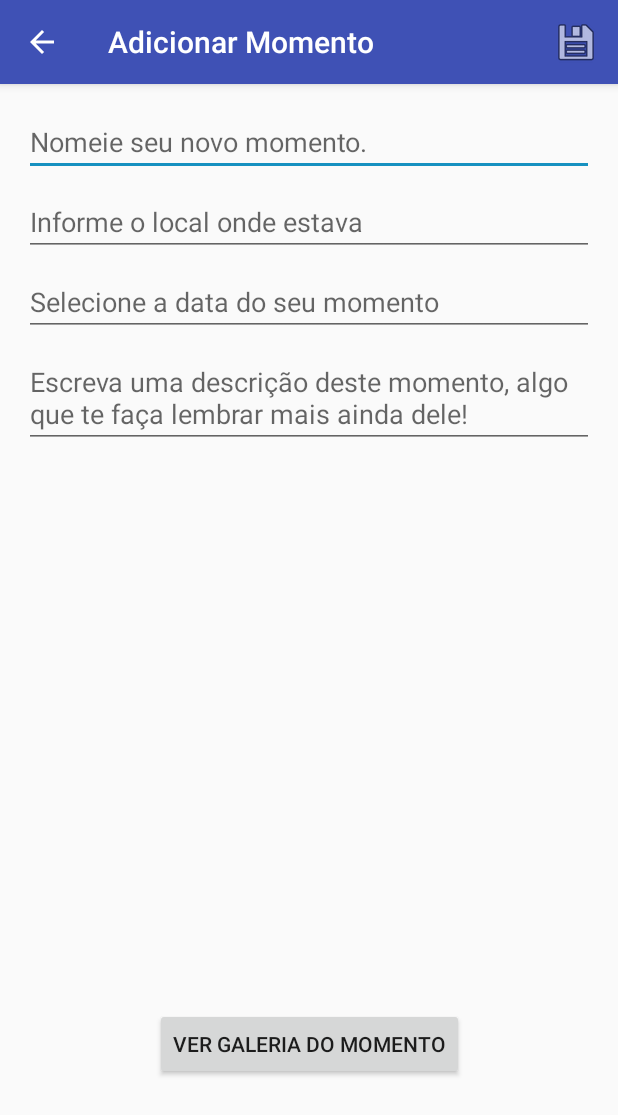
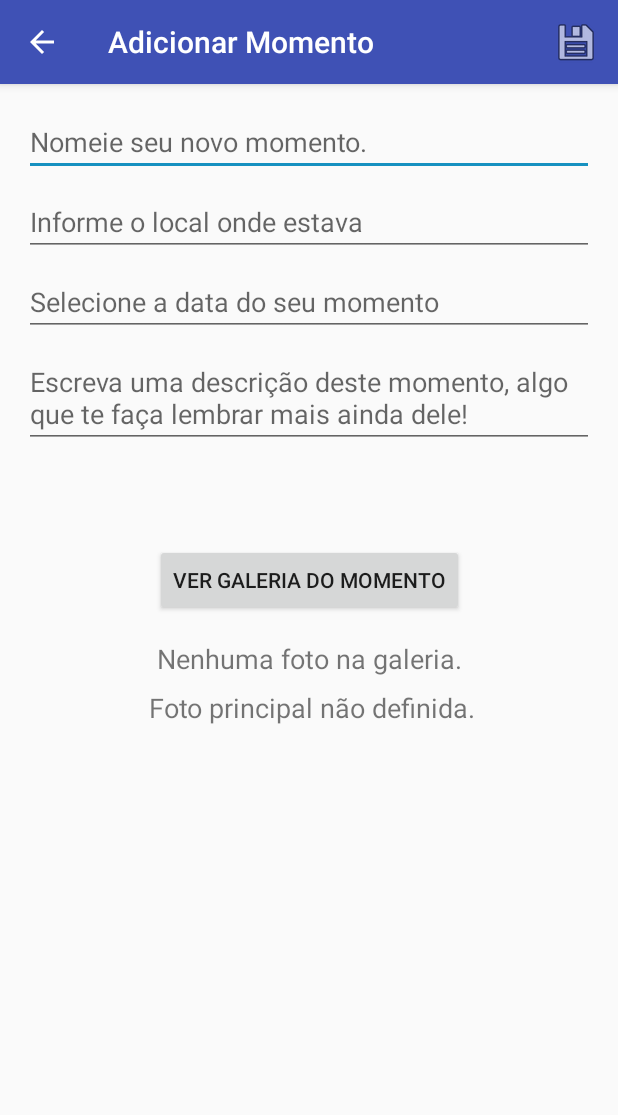
Before and after one commit to ecsanchesjr/moments-manager, an Android app: the OneMomentActivity screen opened directly, with no data from a screen before it, on a phone screen of 412 x 824 dp. Shown: the top 1115 px of the screen. Run offline under Robolectric (Android 15) with nearby library versions, the phone set to English and light mode, and no system bars; our stand-ins replace Room's generated code.

Commit message:
Strings to improve UX add

```diff
--- a/AppMoments/app/src/main/java/com/example/ecsanchesjr/appmoments/Activities/OneMomentActivity.java
+++ b/AppMoments/app/src/main/java/com/example/ecsanchesjr/appmoments/Activities/OneMomentActivity.java
@@ -13,6 +13,7 @@ import android.view.MenuInflater;
 import android.view.MenuItem;
 import android.widget.Button;
 import android.widget.EditText;
+import android.widget.TextView;
 import android.widget.Toast;
 
 import com.example.ecsanchesjr.appmoments.Class.Moment;
@@ -42,6 +43,8 @@ public class OneMomentActivity extends AppCompatActivity {
     private EditText momentLocalText;
     private EditText momentDescriptionText;
     private Button momentGalleryButton;
+    private TextView momentGalleryQuantity;
+    private TextView momentMainImg;
 
     @Override
     protected void onCreate(Bundle savedInstanceState) {
@@ -57,6 +60,8 @@ public class OneMomentActivity extends AppCompatActivity {
         momentLocalText = findViewById(R.id.momentLocalText);
         momentDescriptionText = findViewById(R.id.momentDescriptionText);
         momentGalleryButton = findViewById(R.id.galleryOpenButton);
+        momentGalleryQuantity = findViewById(R.id.momentGalleryQuantity);
+        momentMainImg = findViewById(R.id.momentMainImg);
 
         momentGalleryButton.setOnClickListener(v -> showGalleryActivity());
         setDatePickerListeners();
@@ -79,6 +84,10 @@ public class OneMomentActivity extends AppCompatActivity {
             setTitle(getString(R.string.add_moment_title));
             request = RequestCodes.ADD_MOMENT;
             momentGallery = new ArrayList<>();
+            momentMainImg.setText(
+                    getResources().getString(R.string.one_moment_main_img_not_defined));
+            momentGalleryQuantity.setText(
+                    getResources().getString(R.string.one_moment_gallery_quantity_empty));
         }
     }
 
@@ -122,6 +131,21 @@ public class OneMomentActivity extends AppCompatActivity {
         momentLocalText.setText(moment.getLocal());
         actualImgUri = moment.getMainImgUri();
         momentGallery = Utilities.getMomentsUri(moment.getGallery());
+
+        if(actualImgUri == null) {
+            momentMainImg.setText(getResources().getString(R.string.one_moment_main_img_not_defined));
+        } else {
+            momentMainImg.setText(getResources().getString(R.string.one_moment_main_img_defined));
+        }
+
+        int gallerySize = momentGallery.size();
+        if(gallerySize == 0) {
+            momentGalleryQuantity.setText(
+                    getResources().getString(R.string.one_moment_gallery_quantity_empty));
+        } else {
+            momentGalleryQuantity.setText(
+                    getResources().getQuantityString(R.plurals.one_moment_gallery_quantity, gallerySize, gallerySize));
+        }
     }
 
     @Override
@@ -132,8 +156,21 @@ public class OneMomentActivity extends AppCompatActivity {
                 momentGallery = Utilities.getMomentsUri((ArrayList<String>) urisData.
                         getSerializable(RequestCodes.GalleryCodes.GALLERY_URIS.name()));
 
-                if (urisData.getString(RequestCodes.GalleryCodes.MAIN_IMG_URI.name()) != null)
+                if (urisData.getString(RequestCodes.GalleryCodes.MAIN_IMG_URI.name()) != null) {
                     actualImgUri = urisData.getString(RequestCodes.GalleryCodes.MAIN_IMG_URI.name());
+
+                    momentMainImg.setText(getResources().getString(R.string.one_moment_main_img_defined));
+                }
+
+                if(momentGallery.size() == 0) {
+                    momentGalleryQuantity.setText(
+                            getResources().getString(R.string.one_moment_gallery_quantity_empty));
+                } else {
+                    momentGalleryQuantity.setText(
+                            getResources().getQuantityString(R.plurals.one_moment_gallery_quantity,
+                                    momentGallery.size(),
+                                    momentGallery.size()));
+                }
             }
         }
         momentGallery.forEach(el -> System.out.println(el.toString()));
@@ -218,7 +255,6 @@ public class OneMomentActivity extends AppCompatActivity {
                             actualImgUri,
                             description);
                 }
-
                 saveMoment(m);
             } catch (ParseException e) {
                 e.printStackTrace();
--- a/AppMoments/app/src/main/java/com/example/ecsanchesjr/appmoments/Adapter/MomentListAdapter.java
+++ b/AppMoments/app/src/main/java/com/example/ecsanchesjr/appmoments/Adapter/MomentListAdapter.java
@@ -53,6 +53,10 @@ public class MomentListAdapter extends BaseAdapter {
 
     public Moment getMoment(int index) {
         return moments.get(index);
+    }
+
+    public ArrayList<Moment> getMoments() {
+        return moments;
     }
 
     public void toggleChecked(int position) {
--- a/AppMoments/app/src/main/res/layout/activity_one_moment.xml
+++ b/AppMoments/app/src/main/res/layout/activity_one_moment.xml
@@ -59,6 +59,7 @@
         android:ems="10"
         android:hint="@string/moment_input_description_tip"
         android:inputType="textMultiLine"
+        android:maxHeight="98sp"
         app:layout_constraintEnd_toEndOf="parent"
         app:layout_constraintStart_toStartOf="parent"
         app:layout_constraintTop_toBottomOf="@+id/momentDateEditText" />
@@ -66,13 +67,39 @@
     <Button
         android:id="@+id/galleryOpenButton"
         android:layout_width="wrap_content"
-        android:layout_height="wrap_content"
-        android:layout_marginBottom="104dp"
+        android:layout_height="48dp"
         android:layout_marginEnd="8dp"
         android:layout_marginStart="8dp"
+        android:layout_marginTop="64dp"
         android:text="@string/gallery_open_button"
-        app:layout_constraintBottom_toBottomOf="parent"
         app:layout_constraintEnd_toEndOf="parent"
-        app:layout_constraintStart_toStartOf="parent" />
+        app:layout_constraintStart_toStartOf="parent"
+        app:layout_constraintTop_toBottomOf="@+id/momentDescriptionText" />
+
+    <TextView
+        android:id="@+id/momentGalleryQuantity"
+        android:layout_width="wrap_content"
+        android:layout_height="wrap_content"
+        android:layout_marginEnd="75dp"
+        android:layout_marginStart="75dp"
+        android:layout_marginTop="16dp"
+        android:textAlignment="center"
+        android:textSize="18sp"
+        app:layout_constraintEnd_toEndOf="parent"
+        app:layout_constraintStart_toStartOf="parent"
+        app:layout_constraintTop_toBottomOf="@+id/galleryOpenButton" />
+
+    <TextView
+        android:id="@+id/momentMainImg"
+        android:layout_width="wrap_content"
+        android:layout_height="wrap_content"
+        android:layout_marginEnd="75dp"
+        android:layout_marginStart="80dp"
+        android:layout_marginTop="8dp"
+        android:textAlignment="center"
+        android:textSize="18sp"
+        app:layout_constraintEnd_toEndOf="parent"
+        app:layout_constraintStart_toStartOf="parent"
+        app:layout_constraintTop_toBottomOf="@+id/momentGalleryQuantity" />
 
 </android.support.constraint.ConstraintLayout>
--- a/AppMoments/app/src/main/res/layout/moment_style.xml
+++ b/AppMoments/app/src/main/res/layout/moment_style.xml
@@ -13,12 +13,14 @@
         android:layout_marginBottom="10dp"
         android:layout_marginEnd="10dp"
         android:layout_marginStart="10dp"
+        android:layout_marginTop="10dp"
         android:elevation="2dp"
         app:cardCornerRadius="2dp"
         app:cardElevation="3dp"
         app:layout_constraintBottom_toBottomOf="parent"
         app:layout_constraintEnd_toEndOf="parent"
-        app:layout_constraintStart_toStartOf="parent">
+        app:layout_constraintStart_toStartOf="parent"
+        app:layout_constraintTop_toTopOf="parent">
 
         <LinearLayout
             android:layout_width="match_parent"
--- a/AppMoments/app/src/main/res/values/strings.xml
+++ b/AppMoments/app/src/main/res/values/strings.xml
@@ -33,10 +33,18 @@
     <string name="gallery_menu_add_button">Adicionar fotos</string>
     <string name="gallery_one_selected">Definir como principal</string>
     <string name="empty_fields_toast">Existem campos sem dados, por favor preencha-os!</string>
-
+    <string name="one_moment_main_img_not_defined">Foto principal não definida.</string>
+    <string name="one_moment_main_img_defined">Foto principal definida.</string>
+    <string name="one_moment_gallery_quantity_empty">Nenhuma foto na galeria.</string>
+    <string name="moments_list_empty">Nenhum momento cadastrado.</string>
 
     <plurals name="moments_selecteds">
         <item quantity="one">%d selecionado</item>
         <item quantity="other">%d selecionados</item>
     </plurals>
+
+    <plurals name="one_moment_gallery_quantity">
+        <item quantity="one">%d foto na galeria.</item>
+        <item quantity="other">%d fotos na galeria.</item>
+    </plurals>
 </resources>
```
Also changed, not shown: AppMoments/app/src/main/java/com/example/ecsanchesjr/appmoments/Activities/MomentsListActivity.java (+9 -0 lines), AppMoments/app/src/main/res/layout/activity_moments_list.xml (+14 -1 lines).
